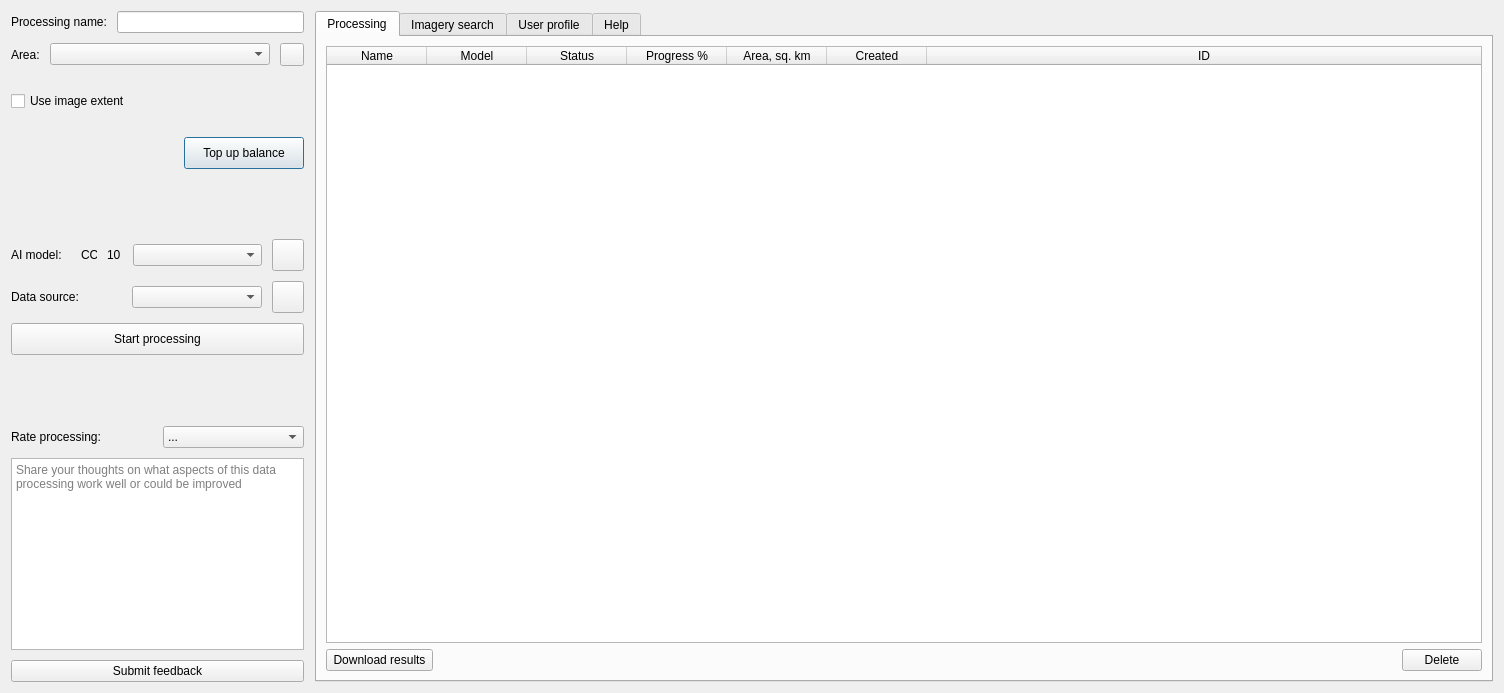
This is mapflow/dialogs/static/ui/main_dialog.ui in Geoalert/mapflow-qgis as Qt 5 draws it before an edit. The edited form follows.
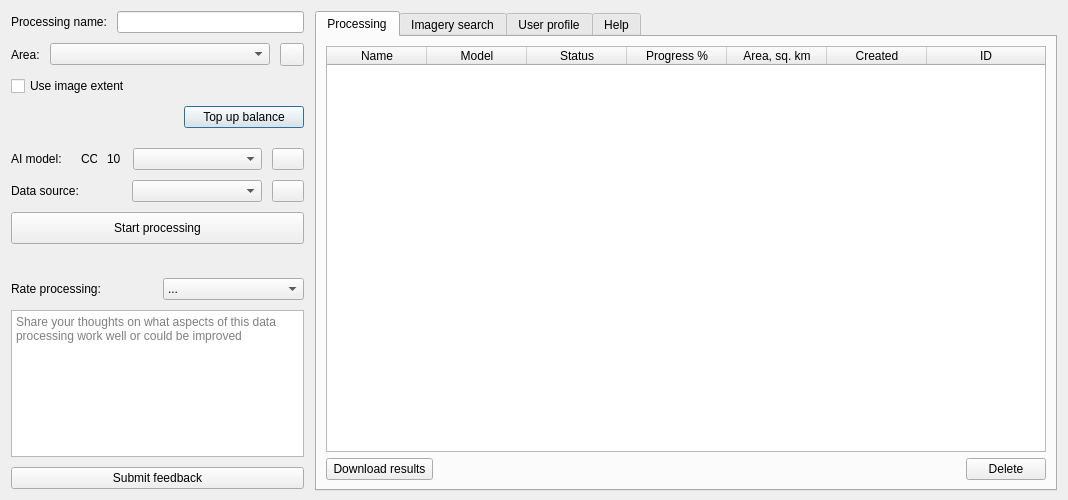
This is the edited form. Icons and pictures are not drawn. Custom widgets are drawn as their Qt base class.

Commit message: fix init workflow defs

```diff
--- a/mapflow/dialogs/static/ui/main_dialog.ui
+++ b/mapflow/dialogs/static/ui/main_dialog.ui
@@ -6,8 +6,8 @@
    <rect>
     <x>0</x>
     <y>0</y>
-    <width>1504</width>
-    <height>693</height>
+    <width>1068</width>
+    <height>500</height>
    </rect>
   </property>
   <property name="minimumSize">
@@ -492,9 +492,18 @@
        </item>
        <item>
         <widget class="QLabel" name="processingProblemsLabel">
+         <property name="maximumSize">
+          <size>
+           <width>500</width>
+           <height>16777215</height>
+          </size>
+         </property>
          <property name="text">
           <string/>
          </property>
+         <property name="wordWrap">
+          <bool>true</bool>
+         </property>
         </widget>
        </item>
        <item>
@@ -562,7 +571,7 @@
          <property name="minimumSize">
           <size>
            <width>200</width>
-           <height>100</height>
+           <height>50</height>
           </size>
          </property>
          <property name="maximumSize">
```
The commit also changes 1 other file.
